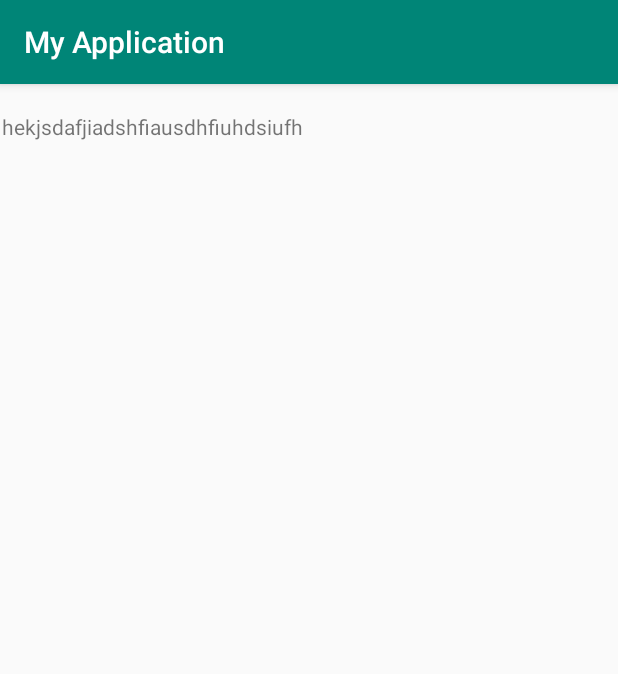
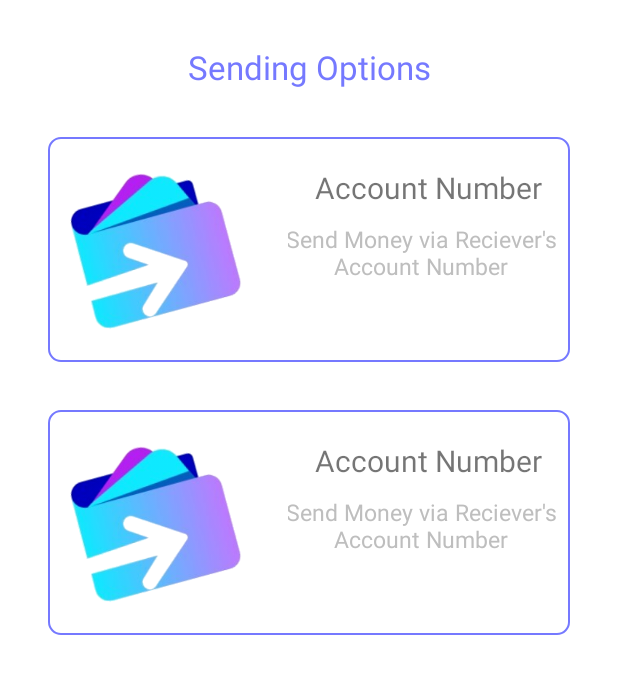
Before and after one commit to RuthKassahun/QR-Electronic-Payment-, an Android app: the Send screen opened directly, with no data from a screen before it, on a phone screen of 412 x 824 dp. Shown: the top 674 px of the screen. Run offline under Robolectric (Android 15) with nearby library versions, the light colour scheme and no system bars.

Commit message:
Sending option done

```diff
--- a/app/src/main/AndroidManifest.xml
+++ b/app/src/main/AndroidManifest.xml
@@ -9,7 +9,8 @@
         android:roundIcon="@mipmap/ic_launcher_round"
         android:supportsRtl="true"
         android:theme="@style/AppTheme">
-        <activity android:name=".AddBankAccount"></activity>
+        <activity android:name=".SendViaAccount"></activity>
+        <activity android:name=".AddBankAccount" />
         <activity android:name=".Account" />
         <activity android:name=".Transaction" />
         <activity android:name=".Recieve" />
--- a/app/src/main/java/com/example/myapplication/Send.java
+++ b/app/src/main/java/com/example/myapplication/Send.java
@@ -1,14 +1,72 @@
 package com.example.myapplication;
 
+import androidx.appcompat.app.ActionBar;
 import androidx.appcompat.app.AppCompatActivity;
 
 import android.os.Bundle;
+import android.view.View;
+import android.view.animation.Animation;
+import android.view.animation.AnimationUtils;
+import android.widget.Button;
+import android.widget.LinearLayout;
 
 public class Send extends AppCompatActivity {
+
+    private LinearLayout viaAccount,viaQR;
+    private Button continuebtn,cancelbtn;
+    Animation fade;
 
     @Override
     protected void onCreate(Bundle savedInstanceState) {
         super.onCreate(savedInstanceState);
         setContentView(R.layout.activity_send);
+
+        ActionBar actionBar = getSupportActionBar();
+        actionBar.hide();
+
+        viaAccount = findViewById(R.id.qrSend);
+        viaQR = findViewById(R.id.viaQR);
+        continuebtn = findViewById(R.id.btnContinue);
+        cancelbtn = findViewById(R.id.bthCancel);
+
+        continuebtn.setAlpha(0);
+        cancelbtn.setAlpha(0);
+
+        fade = AnimationUtils.loadAnimation(this,R.anim.fade);
+
+        viaAccount.setOnClickListener(new View.OnClickListener() {
+            @Override
+            public void onClick(View view) {
+                continuebtn.setAlpha(1);
+                cancelbtn.setAlpha(1);
+            continuebtn.startAnimation(fade);
+            cancelbtn.startAnimation(fade);
+
+
+            }
+
+        });
+
+        viaQR.setOnClickListener(new View.OnClickListener() {
+            @Override
+            public void onClick(View view) {
+                continuebtn.setAlpha(1);
+                cancelbtn.setAlpha(1);
+                continuebtn.startAnimation(fade);
+                cancelbtn.startAnimation(fade);
+
+
+            }
+
+        });
+        cancelbtn.setOnClickListener(new View.OnClickListener() {
+            @Override
+            public void onClick(View view) {
+               cancelbtn.setAlpha(1);
+               cancelbtn.startAnimation(fade);
+            }
+        });
+
+
     }
 }
--- /dev/null
+++ b/app/src/main/java/com/example/myapplication/SendViaAccount.java
@@ -0,0 +1,14 @@
+package com.example.myapplication;
+
+import androidx.appcompat.app.AppCompatActivity;
+
+import android.os.Bundle;
+
+public class SendViaAccount extends AppCompatActivity {
+
+    @Override
+    protected void onCreate(Bundle savedInstanceState) {
+        super.onCreate(savedInstanceState);
+        setContentView(R.layout.activity_send_via_account);
+    }
+}
--- /dev/null
+++ b/app/src/main/res/anim/fade.xml
@@ -0,0 +1,18 @@
+<?xml version="1.0" encoding="utf-8"?>
+<set xmlns:android="http://schemas.android.com/apk/res/android">
+
+    <translate
+
+        android:duration="600"
+        android:fromYDelta="100%p"
+        android:toXDelta="0%p"
+        />
+
+    <alpha
+        android:duration= "600"
+        android:fromAlpha="0.0"
+        android:toAlpha="1.0"
+
+        />
+
+</set>
--- /dev/null
+++ b/app/src/main/res/drawable/background_item.xml
@@ -0,0 +1,15 @@
+<?xml version="1.0" encoding="utf-8"?>
+<shape xmlns:android="http://schemas.android.com/apk/res/android">
+
+    <solid
+        android:color="#ffffff"
+        />
+    <stroke
+        android:width="1dp"
+        android:color="#7579ff"
+        />
+    <corners
+        android:radius="8dp"
+        />
+
+</shape>
--- /dev/null
+++ b/app/src/main/res/drawable/grey_button.xml
@@ -0,0 +1,8 @@
+<?xml version="1.0" encoding="utf-8"?>
+<shape xmlns:android="http://schemas.android.com/apk/res/android" android:shape="rectangle">
+
+    <gradient android:startColor="#bebebe" android:endColor="#ffffff"  android:type="linear" ></gradient>
+
+    <corners android:radius="50dp"></corners>
+
+</shape>
--- a/app/src/main/res/layout/activity_send.xml
+++ b/app/src/main/res/layout/activity_send.xml
@@ -1,20 +1,148 @@
 <?xml version="1.0" encoding="utf-8"?>
-<androidx.constraintlayout.widget.ConstraintLayout xmlns:android="http://schemas.android.com/apk/res/android"
+<LinearLayout xmlns:android="http://schemas.android.com/apk/res/android"
     xmlns:app="http://schemas.android.com/apk/res-auto"
     xmlns:tools="http://schemas.android.com/tools"
     android:layout_width="match_parent"
     android:layout_height="match_parent"
+    android:orientation="vertical"
+    android:background="#ffffff"
     tools:context=".Send">
 
     <TextView
-        android:id="@+id/textView2"
-        android:layout_width="wrap_content"
+        android:textSize="22sp"
+        android:gravity="center"
+        android:layout_marginTop="30dp"
+        android:layout_width="match_parent"
         android:layout_height="wrap_content"
-        android:layout_marginEnd="209dp"
-        android:layout_marginBottom="712dp"
-        android:text="hekjsdafjiadshfiausdhfiuhdsiufh"
-        app:layout_constraintBottom_toBottomOf="parent"
-        app:layout_constraintEnd_toEndOf="parent"
-        app:layout_constraintStart_toStartOf="parent"
-        app:layout_constraintTop_toTopOf="parent" />
-</androidx.constraintlayout.widget.ConstraintLayout>
+        android:textColor="#7579ff"
+        android:text="Sending Options"
+
+      />
+    <LinearLayout
+        android:id="@+id/viaQR"
+        android:layout_marginBottom="0dp"
+        android:layout_width="match_parent"
+        android:orientation="horizontal"
+        android:layout_height="150dp"
+        android:layout_marginLeft="32dp"
+        android:layout_marginRight="32dp"
+        android:layout_marginTop="32dp"
+        android:background="@drawable/background_item"
+
+        >
+
+        <ImageView
+            android:layout_width="150dp"
+            android:layout_height="150dp"
+            android:src="@drawable/logo"
+            android:layout_gravity="center"
+            />
+
+        <LinearLayout
+            android:orientation="vertical"
+            android:layout_width="wrap_content"
+            android:layout_marginLeft="10dp "
+            android:layout_height="wrap_content">
+
+            <TextView
+                android:layout_width="wrap_content"
+                android:layout_height="wrap_content"
+                android:text="Account Number"
+                android:textSize="20sp"
+                android:layout_marginTop="20dp"
+                android:layout_gravity="center"
+                />
+
+            <TextView
+                android:layout_width="wrap_content"
+                android:layout_height="wrap_content"
+                android:text="Send Money via Reciever's Account Number"
+                android:layout_marginTop="10dp"
+                android:textSize="15sp"
+                android:textColor="#bebebe"
+                android:layout_marginRight="5dp"
+                android:textAlignment="center"
+                android:layout_gravity="center"
+                />
+
+
+        </LinearLayout>
+
+
+    </LinearLayout>
+    <LinearLayout
+        android:id="@+id/qrSend"
+        android:layout_marginBottom="24dp"
+        android:layout_width="match_parent"
+        android:orientation="horizontal"
+        android:layout_height="150dp"
+        android:layout_marginLeft="32dp"
+        android:layout_marginRight="32dp"
+        android:layout_marginTop="32dp"
+        android:background="@drawable/background_item"
+
+        >
+
+        <ImageView
+            android:layout_width="150dp"
+            android:layout_height="150dp"
+            android:src="@drawable/logo"
+            android:layout_gravity="center"
+            />
+
+        <LinearLayout
+            android:orientation="vertical"
+            android:layout_width="wrap_content"
+            android:layout_marginLeft="10dp "
+            android:layout_height="wrap_content">
+
+            <TextView
+                android:layout_width="wrap_content"
+                android:layout_height="wrap_content"
+                android:text="Account Number"
+                android:textSize="20sp"
+                android:layout_marginTop="20dp"
+                android:layout_gravity="center"
+                />
+
+            <TextView
+                android:layout_width="wrap_content"
+                android:layout_height="wrap_content"
+                android:text="Send Money via Reciever's Account Number"
+                android:layout_marginTop="10dp"
+                android:textSize="15sp"
+                android:textColor="#bebebe"
+                android:layout_marginRight="5dp"
+                android:textAlignment="center"
+                android:layout_gravity="center"
+                />
+
+
+        </LinearLayout>
+
+
+    </LinearLayout>
+
+    <Button
+        android:id="@+id/btnContinue"
+        android:textColor="#ffffff"
+        android:textSize="20dp"
+        android:layout_width="215dp"
+        android:layout_height="59dp"
+        android:layout_gravity="center"
+        android:layout_marginTop="20dp"
+        android:background="@drawable/gradient_button"
+        android:text="Continue"/>
+
+    <Button
+        android:id="@+id/bthCancel"
+        android:textColor="#ffffff"
+        android:textSize="20dp"
+        android:layout_width="215dp"
+        android:layout_height="59dp"
+        android:layout_gravity="center"
+        android:layout_marginTop="20dp"
+       android:background="@drawable/grey_button"
+        android:text="Cancel"/>
+
+</LinearLayout>
--- /dev/null
+++ b/app/src/main/res/layout/activity_send_via_account.xml
@@ -0,0 +1,9 @@
+<?xml version="1.0" encoding="utf-8"?>
+<androidx.constraintlayout.widget.ConstraintLayout xmlns:android="http://schemas.android.com/apk/res/android"
+    xmlns:app="http://schemas.android.com/apk/res-auto"
+    xmlns:tools="http://schemas.android.com/tools"
+    android:layout_width="match_parent"
+    android:layout_height="match_parent"
+    tools:context=".SendViaAccount">
+
+</androidx.constraintlayout.widget.ConstraintLayout>
```
Also changed, not shown: app/src/main/res/drawable/logo.png (added), app/src/main/res/values/strings.xml (line endings or trailing spaces).
